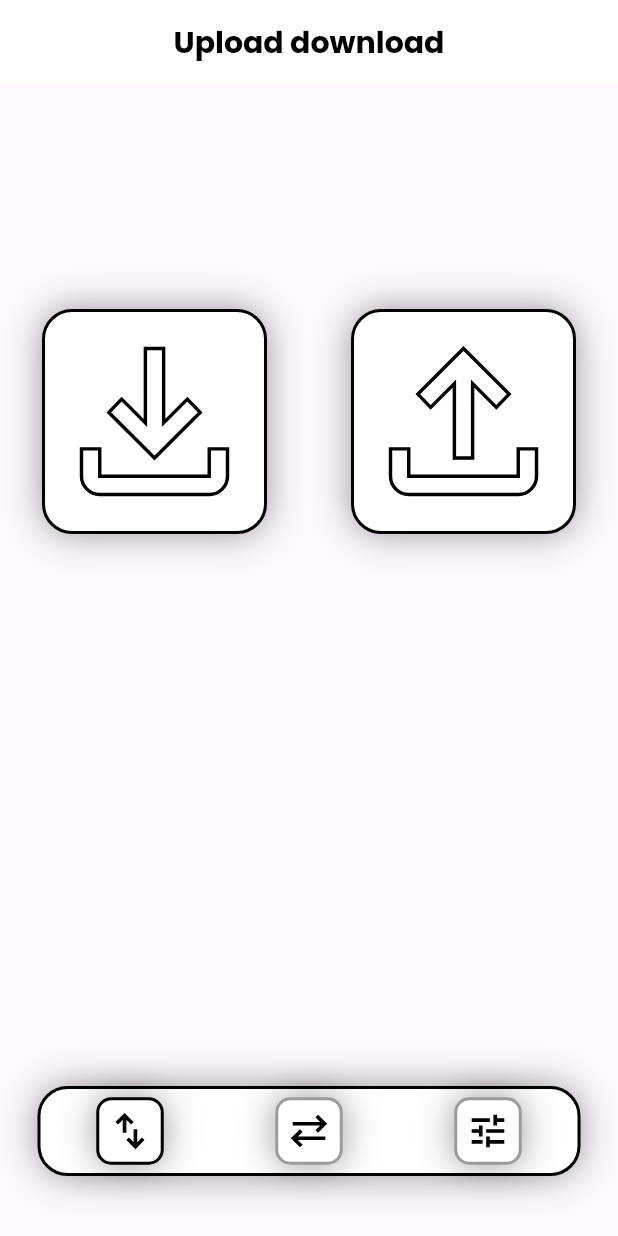
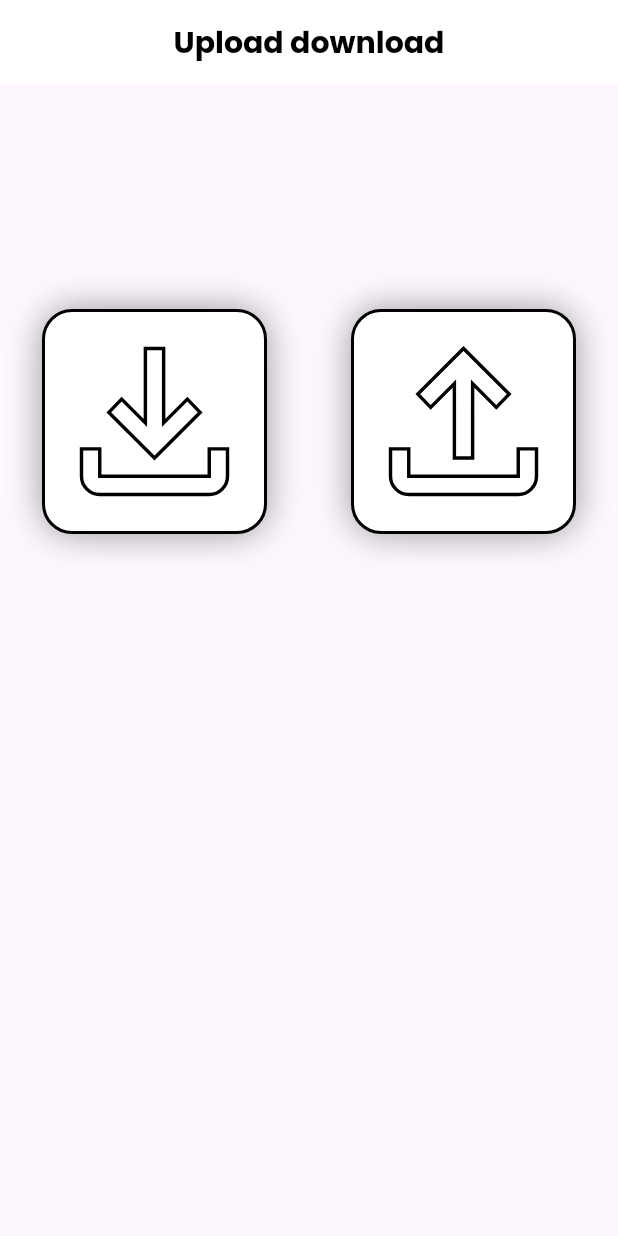
Before and after one commit to AnshulVThomas/Transfer_Files_Flutter, a Flutter app: the Secondpage screen opened directly, on a phone screen of 412 x 824 dp. Run offline on Flutter 3.47's test engine with Material 3 defaults, Android fonts, the phone set to English and light mode, and no system bars; our stand-ins replace flutter_svg, permission_handler, shared_preferences; missing offline and left inert: mobile_scanner; accounts and stored records are empty.

Commit message:
fixed navigation bar animations and it's transitions

```diff
--- a/lib/char_img/char_img.dart
+++ b/lib/char_img/char_img.dart
@@ -1,11 +1,9 @@
-// import 'package:flutter/material.dart';
 
 class CharImg {
   String iconpath;
 
 
 CharImg({required this.iconpath});
-
 static List<CharImg> getChar(){
   List<CharImg> Character=[];
 
--- a/lib/main.dart
+++ b/lib/main.dart
@@ -1,8 +1,8 @@
 // import 'package:flutter/gestures.dart';
 import 'package:flutter/material.dart';
 import 'package:transfer_files/pages/home.dart';
-import 'package:transfer_files/pages/secondpage.dart';
 import 'package:shared_preferences/shared_preferences.dart';
+import 'package:transfer_files/nav/bottom_navigation.dart';
 
 void main(){
   runApp(const MyApp());
@@ -41,7 +41,7 @@ class MyApp extends StatelessWidget {
           else {
             bool isNotFound = snapshot.data ?? true;
             if (! isNotFound) {
-              return const Secondpage();
+              return const CustomBottomNavigation();
             } else {
               return const HomePage(); // Replace with your Home page
             }
--- a/lib/nav/bottom_navigation.dart
+++ b/lib/nav/bottom_navigation.dart
@@ -1,126 +1,124 @@
 import 'package:flutter/material.dart';
 import 'package:flutter_svg/flutter_svg.dart';
+import 'package:transfer_files/pages/secondpage.dart';
+import 'package:transfer_files/pages/Transfer.dart';
+import 'package:transfer_files/index_to_nav.dart';
 
-class CustomBottomNavigation extends StatelessWidget {
-   int sta;
-   CustomBottomNavigation({
-    super.key,
-    required this.sta,
-    });
+class CustomBottomNavigation extends StatefulWidget {
+  const CustomBottomNavigation({super.key});
+
+  @override
+  State<CustomBottomNavigation> createState() => _CustomBottomNavigationState();
+}
+
+class _CustomBottomNavigationState extends State<CustomBottomNavigation> {
+  int selected_nav_index = 0;
 
 
-  List<Color>chooseState(int st){
-    Color blwithalpha=Colors.black;
-    Color bl=Colors.black.withAlpha(100);
-    switch(st){
-
-      case 0:
-        return [blwithalpha,bl,bl];
-      case 1:
-        return [bl,blwithalpha,bl];
-      case 2:
-        return [bl,bl,blwithalpha];
-      default:
-        return [bl,bl,bl];
-    }
-  }
 
   @override
   Widget build(BuildContext context) {
-    List li = chooseState(sta);
-    return Padding(
-      padding: const EdgeInsets.only(bottom: 40,left: 25,right: 25,top: 15),
+    List<String> bottomNavItems = [
+      "assets/icons/updown.svg",
+      "assets/icons/transfer.svg",
+      "assets/icons/settingsline.svg"
+    ];
+
+    return Scaffold(
+      body:IndexToNav().li[selected_nav_index],
+      bottomNavigationBar: SafeArea(
+        minimum: EdgeInsets.only(right: 15, left: 15, top: 15, bottom: 25),
         child: Container(
-        height: 60,
-         width: 50,
-
+          padding: EdgeInsets.all(10),
+          margin: EdgeInsets.symmetric(horizontal: 20),
           decoration: BoxDecoration(
             borderRadius: BorderRadius.circular(20),
             color: Colors.white,
-          boxShadow: [BoxShadow(
+            boxShadow: [
+              BoxShadow(
                 color: Colors.black.withAlpha(100),
-            blurRadius: 20,
-          )],
+                offset: Offset(0, 15),
+                blurRadius: 30,
+              ),
+            ],
             border: Border.all(
               color: Colors.black,
               width: 2,
-          )
             ),
-
+          ),
           child: Row(
             mainAxisAlignment: MainAxisAlignment.spaceAround,
+            children: List.generate(
+              bottomNavItems.length,
+              (index) => Column(
+                mainAxisSize: MainAxisSize.min,
                 children: [
-            Container(
+                  AnimatedBar(is_Active: selected_nav_index == index),
+                  GestureDetector(
+                    onTap: () {
+                      setState(() {
+                        selected_nav_index = index;
+                      });
+                    },
+                    child: Container(
                       height: 45,
                       width: 45,
                       decoration: BoxDecoration(
                         borderRadius: BorderRadius.circular(10),
                         color: Colors.white,
-                boxShadow: [BoxShadow(
+                        boxShadow: [
+                          BoxShadow(
                             color: Colors.black.withAlpha(100),
-                  blurRadius: 20,
-                )],
+                            offset: Offset(0, 10),
+                            blurRadius: 30,
+                          ),
+                        ],
                         border: Border.all(
-                  color: li[0],
+                          color: Colors.black,
                           width: 2,
-                )
                         ),
+                      ),
+                      child: Opacity(
+                        opacity: selected_nav_index == index ? 1 : 0.5,
                         child: Padding(
                           padding: const EdgeInsets.all(6.0),
-                child: SvgPicture.asset("assets/icons/updown.svg",
-                colorFilter: ColorFilter.mode(Colors.black, BlendMode.srcATop),
+                          child: SvgPicture.asset(
+                            bottomNavItems[index],
+                            colorFilter: ColorFilter.mode(
+                              Colors.black,
+                              BlendMode.srcATop,
                             ),
                           ),
                         ),
-
-            Container(
-              height: 45,
-              width: 45,
-              decoration: BoxDecoration(
-                borderRadius: BorderRadius.circular(10),
-                color: Colors.white,
-                boxShadow: [BoxShadow(
-                  color: Colors.black.withAlpha(100),
-                  blurRadius: 20,
-                )],
-                border: Border.all(
-                  color: li[1],
-                  width: 2,
-                )
-              ),
-               child: Padding(
-                 padding: const EdgeInsets.all(6.0),
-                 child: SvgPicture.asset("assets/icons/transfer.svg",
-                               colorFilter: ColorFilter.mode(Colors.black, BlendMode.srcATop),
-                               ),
-               ),
-            ),
-
-            Container(
-              height: 45,
-              width: 45,
-              decoration: BoxDecoration(
-                borderRadius: BorderRadius.circular(10),
-                color: Colors.white,
-                boxShadow: [BoxShadow(
-                  color: Colors.black.withAlpha(100),
-                  blurRadius: 20,
-                )],
-                border: Border.all(
-                  color: li[2],
-                  width: 2,
-                )
-              ),
-               child: Padding(
-                 padding: const EdgeInsets.all(6.0),
-                 child: SvgPicture.asset("assets/icons/settingsline.svg",
-                               colorFilter: ColorFilter.mode(Colors.black, BlendMode.srcATop),
                       ),
                     ),
                   ),
                 ],
               ),
             ),
+          ),
+        ),
+      ),
     );
   }
 }
+
+class AnimatedBar extends StatelessWidget {
+  const AnimatedBar({super.key, required this.is_Active});
+
+  final bool is_Active;
+
+  @override
+  Widget build(BuildContext context) {
+    return AnimatedContainer(
+      duration: Duration(milliseconds: 200),
+      margin: EdgeInsets.only(bottom: 3),
+      height: 4,
+      width: is_Active ? 28 : 0,
+      decoration: BoxDecoration(
+        color: Colors.black,
+        borderRadius: BorderRadius.circular(12),
+      ),
+    );
+  }
+}
--- a/lib/pages/secondpage.dart
+++ b/lib/pages/secondpage.dart
@@ -1,6 +1,5 @@
 import 'package:flutter/material.dart';
 import 'package:flutter_svg/flutter_svg.dart';
-import 'package:transfer_files/nav/bottom_navigation.dart';
 import 'package:transfer_files/camera_and_qr_code/qrCodeScanner.dart';
 // import 'package:transfer_files/char_img/char_img.dart';
 // import 'package:shared_preferences/shared_preferences.dart';
@@ -8,7 +7,7 @@ import 'package:permission_handler/permission_handler.dart';
 
 
 
-class Secondpage extends StatefulWidget {
+class Secondpage extends StatefulWidget{
   const Secondpage({super.key});
 
   @override
@@ -20,7 +19,6 @@ class _SecondpageState extends State<Secondpage> {
   Widget build(BuildContext context) {
     return Scaffold(
       appBar: Appbar(),
-      bottomNavigationBar: CustomBottomNavigation(sta: 0,),
       body: Column(
         children: [
           SizedBox(height: 150,),
```
Also changed, not shown: lib/index_to_nav.dart (added, +9 -0 lines), lib/pages/Transfer.dart (added, +15 -0 lines). Lines whose indentation alone changed are shown as unchanged.
